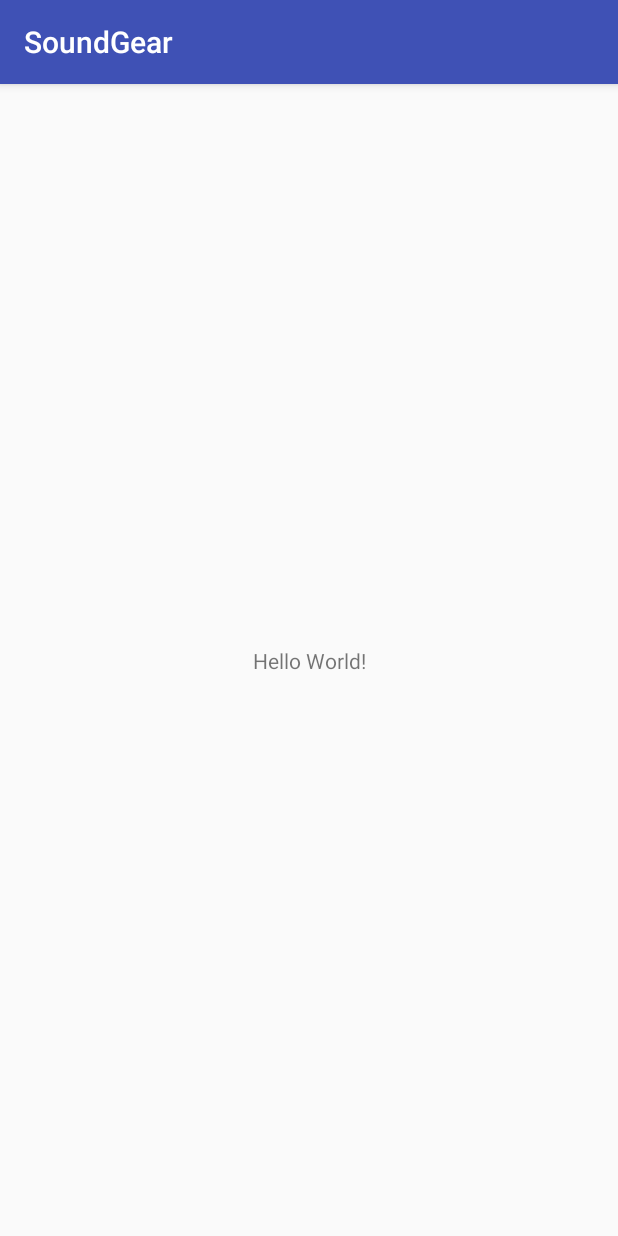
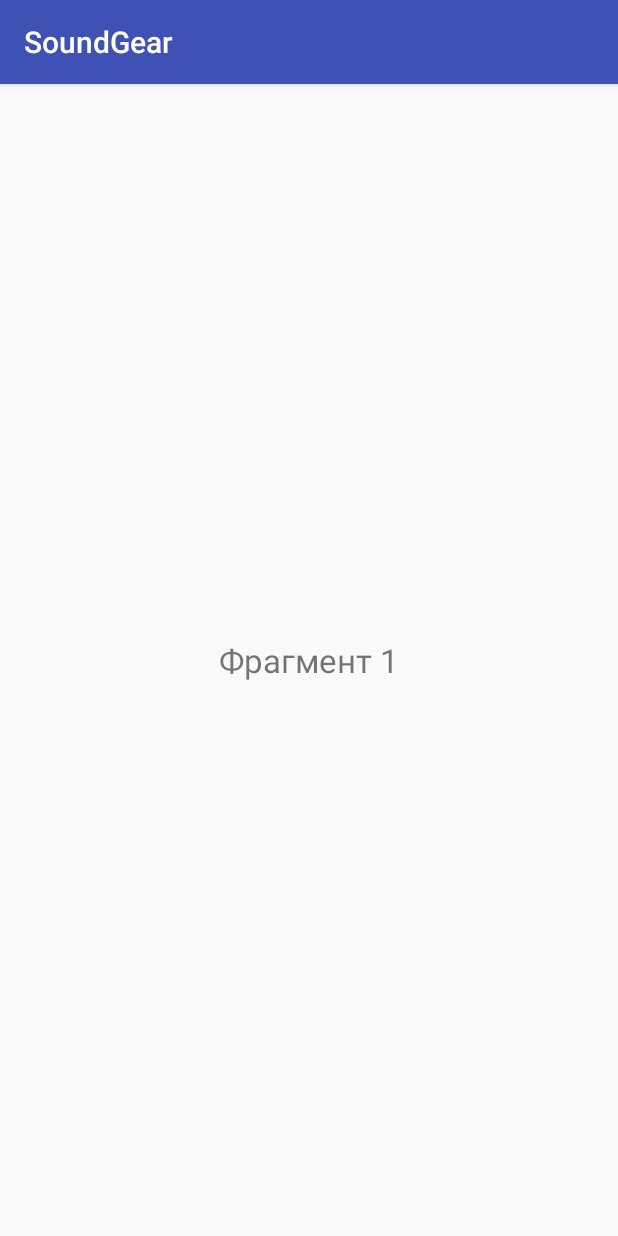
Before and after one commit to keineZeit/SoundGear, an Android app: the screen it shows after launch (MainActivity), on a phone screen of 412 x 824 dp. Run offline under Robolectric (Android 15) with nearby library versions, the phone set to English and light mode, and no system bars.

Commit message:
Initialized frags

```diff
--- a/app/src/main/java/android/soundgear/MainActivity.java
+++ b/app/src/main/java/android/soundgear/MainActivity.java
@@ -1,5 +1,6 @@
 package android.soundgear;
 
+import android.support.v4.view.ViewPager;
 import android.support.v7.app.AppCompatActivity;
 import android.os.Bundle;
 
@@ -9,7 +10,8 @@ public class MainActivity extends AppCompatActivity {
     protected void onCreate(Bundle savedInstanceState) {
         super.onCreate(savedInstanceState);
         setContentView(R.layout.activity_main);
-        // The first commit
-        // The second commit from Ubuntu
+
+        ViewPager pager=(ViewPager)findViewById(R.id.pager);
+        pager.setAdapter(new PageAdapter(getSupportFragmentManager()));
     }
 }
--- /dev/null
+++ b/app/src/main/java/android/soundgear/PageAdapter.java
@@ -0,0 +1,23 @@
+package android.soundgear;
+
+/**
+ * Created by Asus on 12.07.2017.
+ */
+
+import android.support.v4.app.Fragment;
+import android.support.v4.app.FragmentManager;
+import android.support.v4.app.FragmentPagerAdapter;
+
+public class PageAdapter extends FragmentPagerAdapter {
+    public PageAdapter(FragmentManager mgr) {
+        super(mgr);
+    }
+    @Override
+    public int getCount() {
+        return(2);
+    }
+    @Override
+    public Fragment getItem(int position) {
+        return(PageFragment.newInstance(position));
+    }
+}
--- /dev/null
+++ b/app/src/main/java/android/soundgear/PageFragment.java
@@ -0,0 +1,44 @@
+package android.soundgear;
+
+/**
+ * Created by Asus on 12.07.2017.
+ */
+
+import android.os.Bundle;
+import android.support.v4.app.Fragment;
+import android.view.LayoutInflater;
+import android.view.View;
+import android.view.ViewGroup;
+import android.widget.TextView;
+
+public class PageFragment extends Fragment {
+
+    private int pageNumber;
+
+    public static PageFragment newInstance(int page) {
+        PageFragment fragment = new PageFragment();
+        Bundle args=new Bundle();
+        args.putInt("num", page);
+        fragment.setArguments(args);
+        return fragment;
+    }
+
+    public PageFragment() {
+    }
+
+    @Override
+    public void onCreate(Bundle savedInstanceState) {
+        super.onCreate(savedInstanceState);
+        pageNumber = getArguments() != null ? getArguments().getInt("num") : 1;
+    }
+
+    @Override
+    public View onCreateView(LayoutInflater inflater, ViewGroup container,
+                             Bundle savedInstanceState) {
+        View result=inflater.inflate(R.layout.fragment_page, container, false);
+        TextView pageHeader=(TextView)result.findViewById(R.id.displayText);
+        String header = String.format("Фрагмент %d", pageNumber+1);
+        pageHeader.setText(header);
+        return result;
+    }
+}
--- a/app/src/main/res/layout/activity_main.xml
+++ b/app/src/main/res/layout/activity_main.xml
@@ -1,18 +1,17 @@
 <?xml version="1.0" encoding="utf-8"?>
-<android.support.constraint.ConstraintLayout xmlns:android="http://schemas.android.com/apk/res/android"
+<RelativeLayout xmlns:android="http://schemas.android.com/apk/res/android"
     xmlns:app="http://schemas.android.com/apk/res-auto"
     xmlns:tools="http://schemas.android.com/tools"
     android:layout_width="match_parent"
     android:layout_height="match_parent"
     tools:context="android.soundgear.MainActivity">
 
-    <TextView
-        android:layout_width="wrap_content"
-        android:layout_height="wrap_content"
-        android:text="Hello World!"
-        app:layout_constraintBottom_toBottomOf="parent"
-        app:layout_constraintLeft_toLeftOf="parent"
-        app:layout_constraintRight_toRightOf="parent"
-        app:layout_constraintTop_toTopOf="parent" />
+    <android.support.v4.view.ViewPager
+        xmlns:android="http://schemas.android.com/apk/res/android"
+        android:id="@+id/pager"
+        android:layout_width="match_parent"
+        android:layout_height="match_parent">
 
-</android.support.constraint.ConstraintLayout>
+    </android.support.v4.view.ViewPager>
+
+</RelativeLayout>
--- /dev/null
+++ b/app/src/main/res/layout/fragment_page.xml
@@ -0,0 +1,12 @@
+<FrameLayout xmlns:android="http://schemas.android.com/apk/res/android"
+    android:layout_width="match_parent"
+    android:layout_height="match_parent">
+
+    <TextView
+        android:id="@+id/displayText"
+        android:layout_width="wrap_content"
+        android:layout_height="wrap_content"
+        android:textSize="22sp"
+        android:layout_gravity="center" />
+
+</FrameLayout>
--- a/app/src/main/res/values/strings.xml
+++ b/app/src/main/res/values/strings.xml
@@ -1,3 +1,4 @@
 <resources>
     <string name="app_name">SoundGear</string>
+    <string name="sound_refresh">Refresh</string>
 </resources>
```
Also changed, not shown: app/src/main/java/android/soundgear/SoundFragment.java (added, +31 -0 lines), app/src/main/res/layout/fragment_sound.xml (added, +16 -0 lines).
